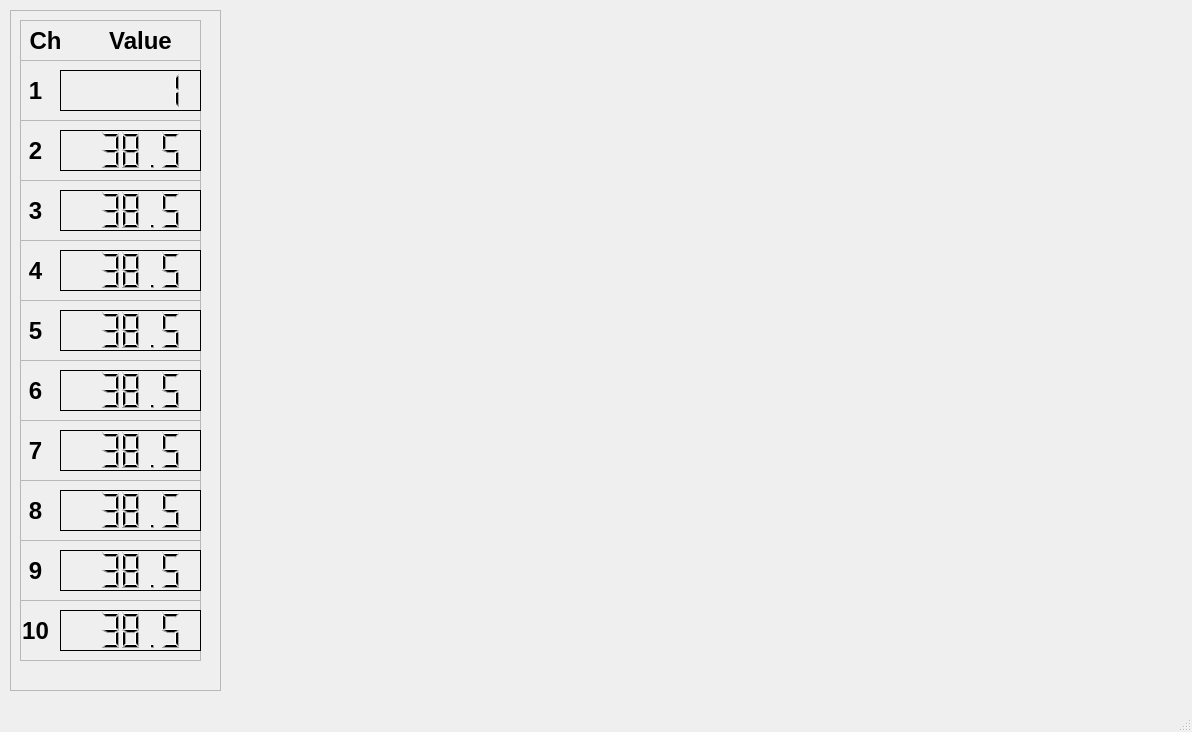
KamilKAYA/Qt, file DataLogger/HexLogger/mainwindow.ui: the form before one commit.
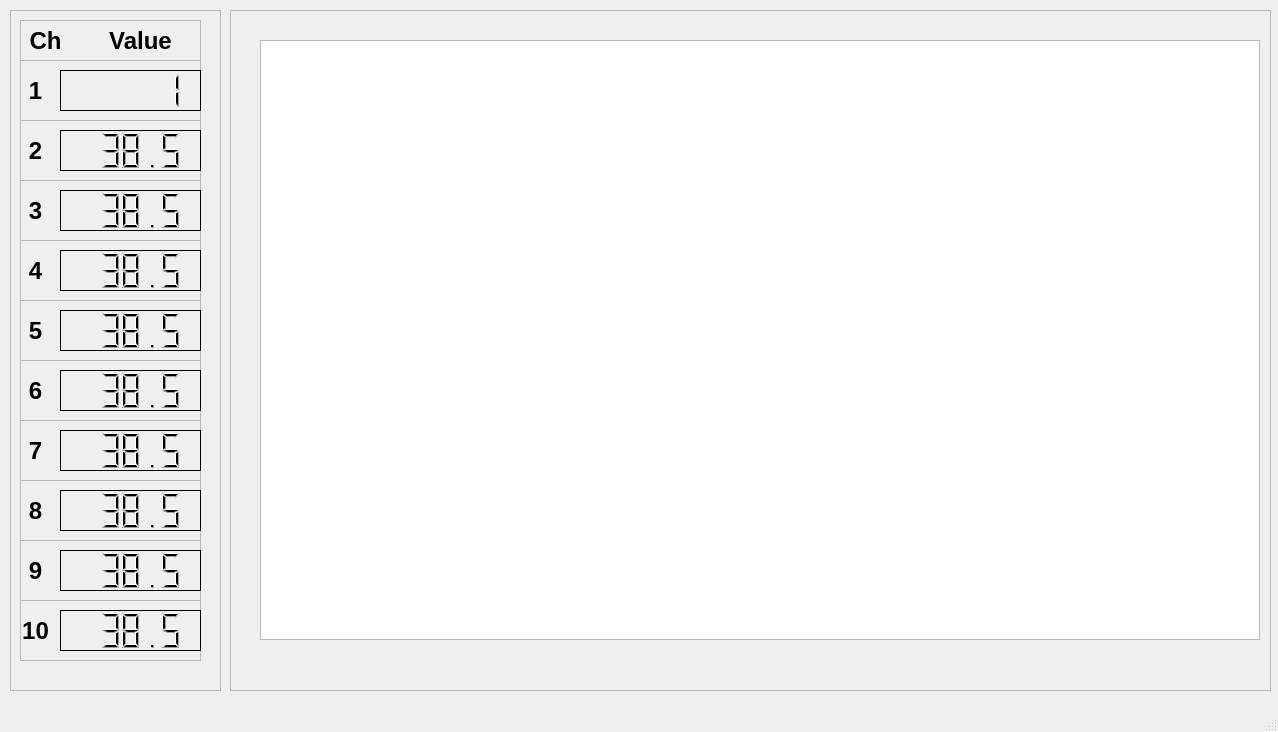
The form after the commit.

Patch:
```diff
--- a/DataLogger/HexLogger/mainwindow.ui
+++ b/DataLogger/HexLogger/mainwindow.ui
@@ -6,7 +6,7 @@
    <rect>
     <x>0</x>
     <y>0</y>
-    <width>1192</width>
+    <width>1278</width>
     <height>732</height>
    </rect>
   </property>
@@ -765,6 +765,62 @@
      </widget>
     </widget>
    </widget>
+   <widget class="QFrame" name="graphics">
+    <property name="geometry">
+     <rect>
+      <x>230</x>
+      <y>10</y>
+      <width>1041</width>
+      <height>681</height>
+     </rect>
+    </property>
+    <property name="frameShape">
+     <enum>QFrame::StyledPanel</enum>
+    </property>
+    <property name="frameShadow">
+     <enum>QFrame::Raised</enum>
+    </property>
+    <widget class="QGraphicsView" name="graphicsView">
+     <property name="geometry">
+      <rect>
+       <x>30</x>
+       <y>30</y>
+       <width>1000</width>
+       <height>600</height>
+      </rect>
+     </property>
+     <property name="sizePolicy">
+      <sizepolicy hsizetype="Fixed" vsizetype="Fixed">
+       <horstretch>0</horstretch>
+       <verstretch>0</verstretch>
+      </sizepolicy>
+     </property>
+     <property name="minimumSize">
+      <size>
+       <width>1000</width>
+       <height>600</height>
+      </size>
+     </property>
+     <property name="maximumSize">
+      <size>
+       <width>1000</width>
+       <height>600</height>
+      </size>
+     </property>
+     <property name="acceptDrops">
+      <bool>true</bool>
+     </property>
+     <property name="frameShape">
+      <enum>QFrame::StyledPanel</enum>
+     </property>
+     <property name="verticalScrollBarPolicy">
+      <enum>Qt::ScrollBarAlwaysOff</enum>
+     </property>
+     <property name="horizontalScrollBarPolicy">
+      <enum>Qt::ScrollBarAlwaysOff</enum>
+     </property>
+    </widget>
+   </widget>
   </widget>
   <widget class="QMenuBar" name="menubar">
    <property name="geometry">
```
Left out of the diff: 2 changed lines with no effect on the pictures.
